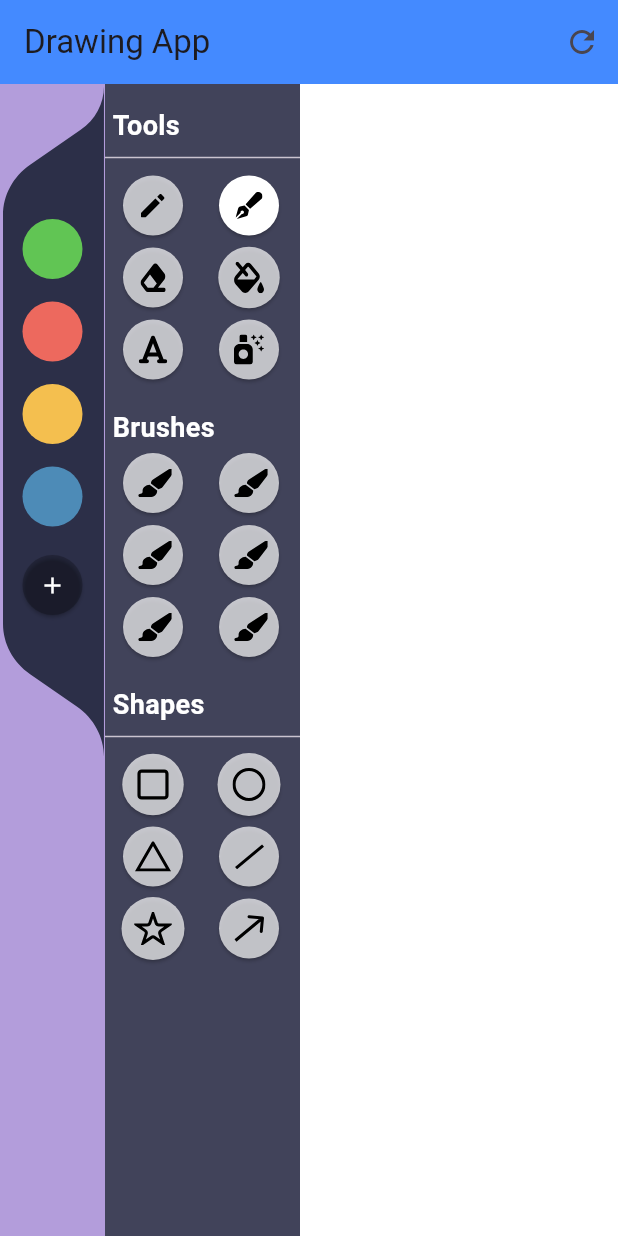
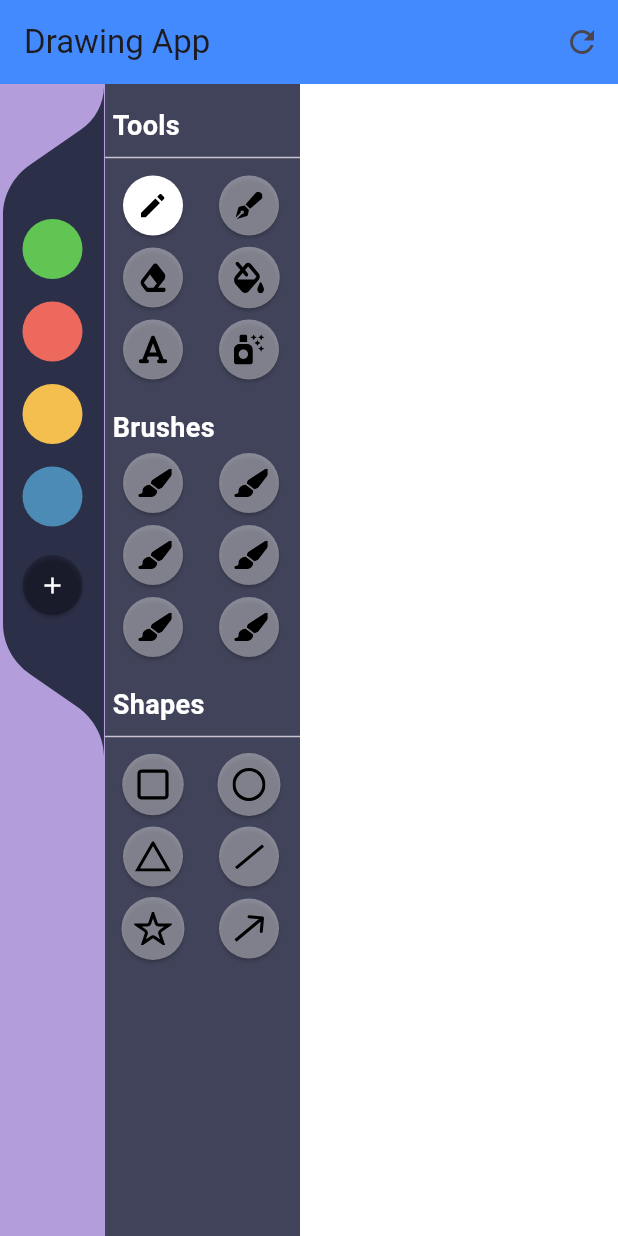
Before and after one commit to ParimSsme/painting_web, a Flutter app: the screen it shows after launch, on a phone screen of 412 x 824 dp. Run offline on Flutter 3.47's test engine with Material 3 defaults, Android fonts, the phone set to English and light mode, and no system bars; our stand-ins replace flutter_svg.

Commit message:
fix design problems

```diff
--- a/lib/main.dart
+++ b/lib/main.dart
@@ -109,7 +109,7 @@ class _DrawingScreenState extends State<DrawingScreen> {
   Offset? startPosition;
   Color selectedColor = Colors.black;
   double strokeWidth = 4.0;
-  Tool selectedTool = Tool.brush;
+  Tool selectedTool = Tool.pencil;
   Color backgroundColor = Colors.white;
 
   void _handleTap(Offset position) {
@@ -567,7 +567,7 @@ class _DrawingScreenState extends State<DrawingScreen> {
       style: ElevatedButton.styleFrom(
         shape: CircleBorder(),
         padding: EdgeInsets.all(10),
-        backgroundColor: selectedTool == tool ? Colors.white : Colors.white70,
+        backgroundColor: selectedTool == tool ? Colors.white : Colors.white38,
       ),
       child: SvgPicture.asset('assets/$icon.svg'),
     );
```
